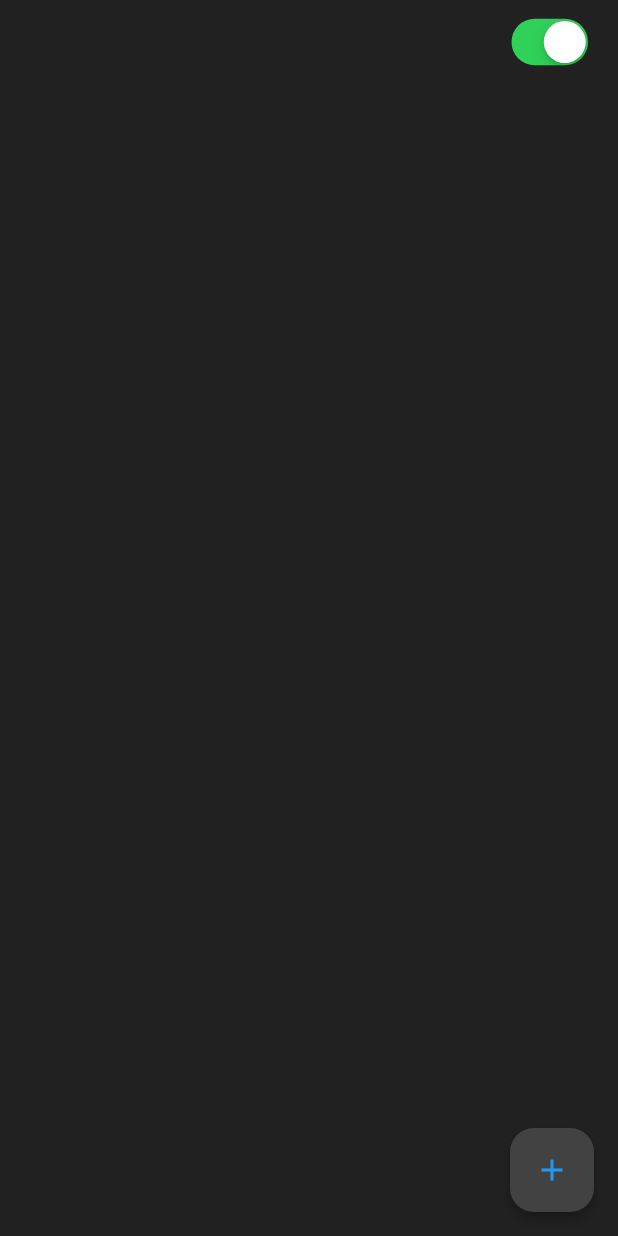
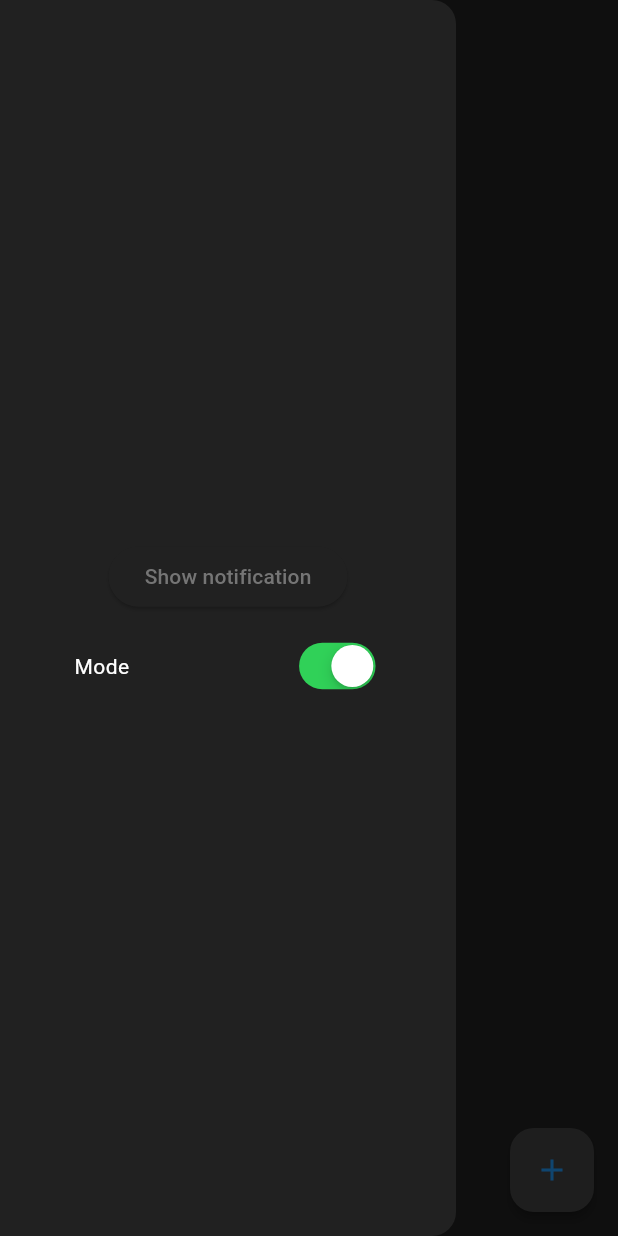
Before and after one commit to NikhilKSharma/habit_tracker, a Flutter app: the screen it shows after launch, with the side drawer open (before the commit the screen has no drawer), on a phone screen of 412 x 824 dp. Run offline on Flutter 3.47's test engine with Material 3 defaults, Android fonts, the phone set to English and light mode, and no system bars; our stand-ins replace flutter_heatmap_calendar, flutter_local_notifications, flutter_slidable, isar; accounts and stored records are empty; generated files the repository leaves out were written again.

Commit message:
second_commit

```diff
--- a/lib/main.dart
+++ b/lib/main.dart
@@ -1,5 +1,6 @@
 import 'package:flutter/material.dart';
 import 'package:habit_tracker/database/habit_data.dart';
+import 'package:habit_tracker/noti_service.dart';
 // import 'package:habit_tracker/models/habit.dart';
 import 'package:habit_tracker/pages/home_page.dart';
 // import 'package:habit_tracker/theme/light_mode.dart';
@@ -8,6 +9,7 @@ import 'package:provider/provider.dart';
 
 Future<void> main() async {
   WidgetsFlutterBinding.ensureInitialized();
+  NotiService().initNotification();
   try {
     await HabitDatabase.initialize();
     await HabitDatabase().saveFirstLaunchDate();
--- /dev/null
+++ b/lib/noti_service.dart
@@ -0,0 +1,43 @@
+import 'package:flutter/material.dart';
+import 'package:flutter_local_notifications/flutter_local_notifications.dart';
+
+class NotiService {
+  final notificationPlugin = FlutterLocalNotificationsPlugin();
+  bool _isInitialized = false;
+
+  bool get isInitialized => _isInitialized;
+  //initialize
+  Future<void> initNotification() async {
+    if (_isInitialized) return;
+    const initSettingsAndroid =
+        AndroidInitializationSettings('@mipmap/ic_launcher');
+
+    const intiSettings = InitializationSettings(android: initSettingsAndroid);
+    await notificationPlugin.initialize(intiSettings);
+  }
+
+  NotificationDetails notificationDetails() {
+    return const NotificationDetails(
+      android: AndroidNotificationDetails(
+        'daily_channed_id',
+        'Daily Notification',
+        channelDescription: 'Daily Notification Channel',
+        importance: Importance.max,
+        priority: Priority.high,
+      ),
+    );
+  }
+
+  Future<void> showNotification({
+    int id = 0,
+    String? title,
+    String? body,
+  }) async {
+    return notificationPlugin.show(
+      id,
+      title,
+      body,
+      const NotificationDetails(),
+    );
+  }
+}
--- a/lib/pages/home_page.dart
+++ b/lib/pages/home_page.dart
@@ -6,6 +6,7 @@ import 'package:habit_tracker/components/habit_tile.dart';
 import 'package:habit_tracker/components/my_heatmap.dart';
 import 'package:habit_tracker/database/habit_data.dart';
 import 'package:habit_tracker/models/habit.dart';
+import 'package:habit_tracker/noti_service.dart';
 import 'package:habit_tracker/theme/theme_provider.dart';
 // import 'package:habit_tracker/theme/theme_provider.dart';
 import 'package:habit_tracker/utils/habit_util.dart';
@@ -125,21 +126,64 @@ class _HomePageState extends State<HomePage> {
   Widget build(BuildContext context) {
     return Scaffold(
       backgroundColor: Theme.of(context).colorScheme.surface,
-      appBar: AppBar(
-        actions: [
-          Padding(
-            padding: const EdgeInsets.all(16.0),
-            child: CupertinoSwitch(
+      appBar: AppBar(),
+      // appBar: AppBar(
+      //   actions: [
+      //     Padding(
+      //       padding: const EdgeInsets.all(16.0),
+      //       child: CupertinoSwitch(
+      //         value: Provider.of<ThemeProvider>(context).isDarkMode,
+      //         onChanged: (value) {
+      //           Provider.of<ThemeProvider>(context, listen: false)
+      //               .toggleTheme();
+      //         },
+      //       ),
+      //     ),
+      //   ],
+      // ),
+      // drawer: const MyDrawer(),
+      drawer: Drawer(
+        child: Center(
+          child: Column(
+            mainAxisAlignment: MainAxisAlignment.center,
+            crossAxisAlignment: CrossAxisAlignment.center,
+            children: [
+              Row(
+                mainAxisAlignment: MainAxisAlignment.center,
+                children: [
+                  ElevatedButton(
+                    onPressed: () {
+                      NotiService().showNotification(
+                          title: "HOW WAS YOUR DAY??",
+                          body: "have you completed your work?");
+                    },
+                    child: Text("Show notification"),
+                  )
+                ],
+              ),
+              SizedBox(
+                height: 16,
+              ),
+              Row(
+                mainAxisAlignment: MainAxisAlignment.spaceEvenly,
+                children: [
+                  Text("Mode"),
+                  SizedBox(
+                    width: 10,
+                  ),
+                  CupertinoSwitch(
                     value: Provider.of<ThemeProvider>(context).isDarkMode,
                     onChanged: (value) {
                       Provider.of<ThemeProvider>(context, listen: false)
                           .toggleTheme();
                     },
                   ),
-          ),
+                ],
+              )
             ],
           ),
-      // drawer: const MyDrawer(),
+        ),
+      ),
       floatingActionButton: FloatingActionButton(
         onPressed: createNewHabit,
         elevation: 3,
--- a/pubspec.yaml
+++ b/pubspec.yaml
@@ -41,6 +41,7 @@ dependencies:
   flutter_slidable: ^4.0.0
   flutter_heatmap_calendar: ^1.0.5
   permission_handler: ^11.3.1
+  flutter_local_notifications: ^18.0.1
 
 dev_dependencies:
   flutter_test:
```
Also changed, not shown: pubspec.lock, 7 other files. Lines whose indentation alone changed are shown as unchanged.
